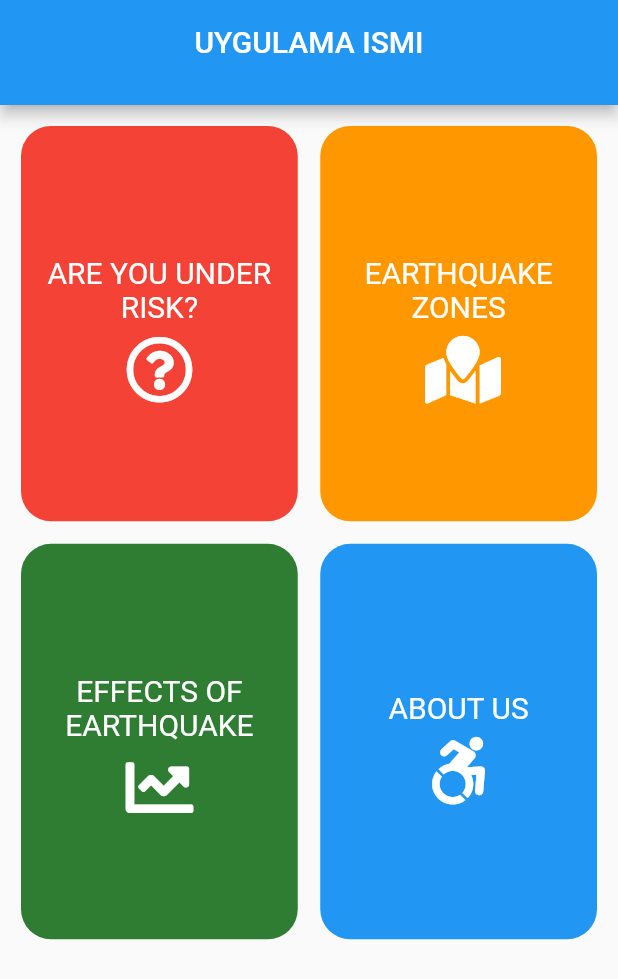
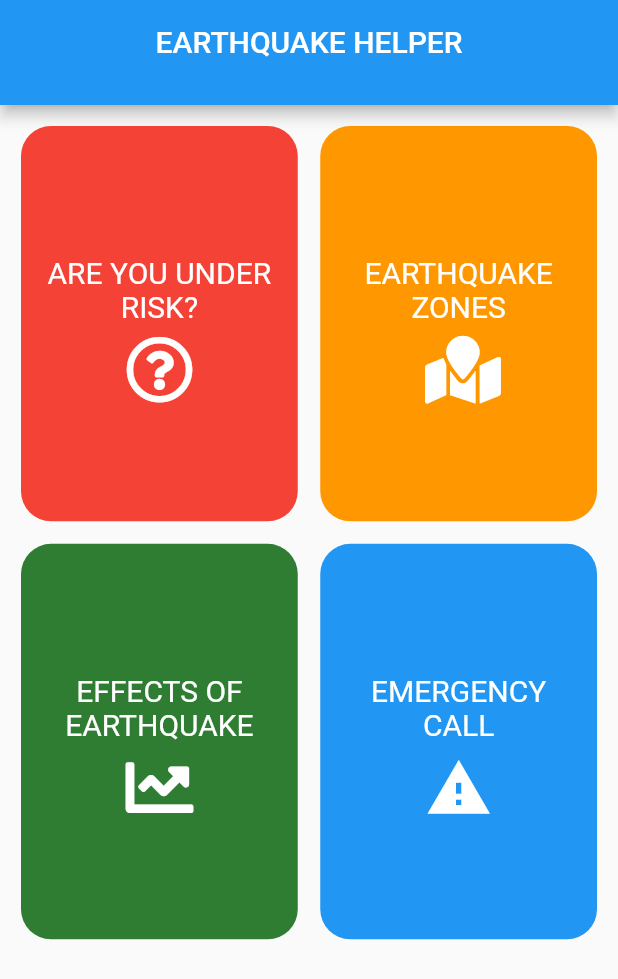
Before and after one commit to merthankavak/sustainable_cities, a Flutter app: the screen it shows after launch, on a phone screen of 412 x 824 dp. Shown: the top 979 px of the screen. Run offline on Flutter 3.47's test engine with Material 2 defaults, Android fonts, the phone set to English and light mode, and no system bars; our stand-ins replace carousel_slider, dropdown_formfield, font_awesome_flutter.

Commit message:
final changes

```diff
--- a/lib/Components/customScaffold.dart
+++ b/lib/Components/customScaffold.dart
@@ -8,6 +8,7 @@ class CustomScaffold extends StatelessWidget {
   final bool isBack;
   final IconData icon;
   final String routeName;
+  final Color color;
   const CustomScaffold({
     Key key,
     this.body,
@@ -16,12 +17,14 @@ class CustomScaffold extends StatelessWidget {
     this.isBack,
     this.icon,
     this.routeName,
+    this.color,
   }) : super(key: key);
 
   @override
   Widget build(BuildContext context) {
     return Scaffold(
       resizeToAvoidBottomPadding: false,
+      backgroundColor: color,
       appBar: CustomAppBar(
         title: title,
         isBack: isBack,
--- a/lib/Screens/landingPage.dart
+++ b/lib/Screens/landingPage.dart
@@ -14,7 +14,7 @@ class _LandingPageState extends State<LandingPage> {
   Widget build(BuildContext context) {
     return CustomScaffold(
       isBack: false,
-      title: "UYGULAMA ISMI",
+      title: "EARTHQUAKE HELPER",
       body: GridView.count(
         padding: EdgeInsets.all(14.0),
         shrinkWrap: true,
@@ -42,9 +42,9 @@ class _LandingPageState extends State<LandingPage> {
             color: Colors.green[800],
           ),
           CustomInkWell(
-            title: "ABOUT US",
-            icon: FontAwesomeIcons.accessibleIcon,
-            routeName: "/lastEarthQuakes",
+            title: "EMERGENCY CALL",
+            icon: Icons.warning,
+            routeName: "/emergencyCall",
             color: Colors.blue,
           ),
         ],
--- a/lib/Services/routes.dart
+++ b/lib/Services/routes.dart
@@ -4,6 +4,7 @@ import 'package:sustainable_cities/Screens/EarthQuakeQuiz/quizInformation.dart';
 import 'package:sustainable_cities/Screens/EarthQuakeEconomy/earthquakeEconomy.dart';
 import 'package:sustainable_cities/Screens/EarthQuakeZones/earthquakePrevent.dart';
 import 'package:sustainable_cities/Screens/EarthQuakeZones/earthquakeZones.dart';
+import 'package:sustainable_cities/Screens/emergencyCall.dart';
 
 import 'package:sustainable_cities/Screens/landingPage.dart';
 
@@ -14,4 +15,5 @@ class Routes {
   static const String landingPage = LandingPage.routeName;
   static const String quizInformation = QuizInformation.routeName;
   static const String earthquakePrevent = EarthQuakePrevent.routeName;
+  static const String emergencyCall = EmergencyCall.routeName;
 }
--- a/lib/main.dart
+++ b/lib/main.dart
@@ -3,6 +3,7 @@ import 'package:flutter/services.dart';
 import 'package:sustainable_cities/Screens/EarthQuakeQuiz/quizInformation.dart';
 import 'package:sustainable_cities/Screens/EarthQuakeZones/earthquakePrevent.dart';
 import 'package:sustainable_cities/Screens/EarthQuakeZones/earthquakeZones.dart';
+import 'package:sustainable_cities/Screens/emergencyCall.dart';
 
 import 'package:sustainable_cities/Services/routes.dart';
 
@@ -23,6 +24,7 @@ class MyApp extends StatelessWidget {
         Routes.landingPage: (context) => LandingPage(),
         Routes.quizInformation: (context) => QuizInformation(),
         Routes.earthquakePrevent: (context) => EarthQuakePrevent(),
+        Routes.emergencyCall: (context) => EmergencyCall(),
       },
     );
   }
```
Also changed, not shown: lib/Screens/emergencyCall.dart (added, +41 -0 lines), lib/Screens/informationPage.dart (deleted, +0 -26 lines), pubspec.yaml (+7 -3 lines), assets/images/icon.png (added), assets/images/white-logo.png (deleted), pubspec.lock, 22 other files.
